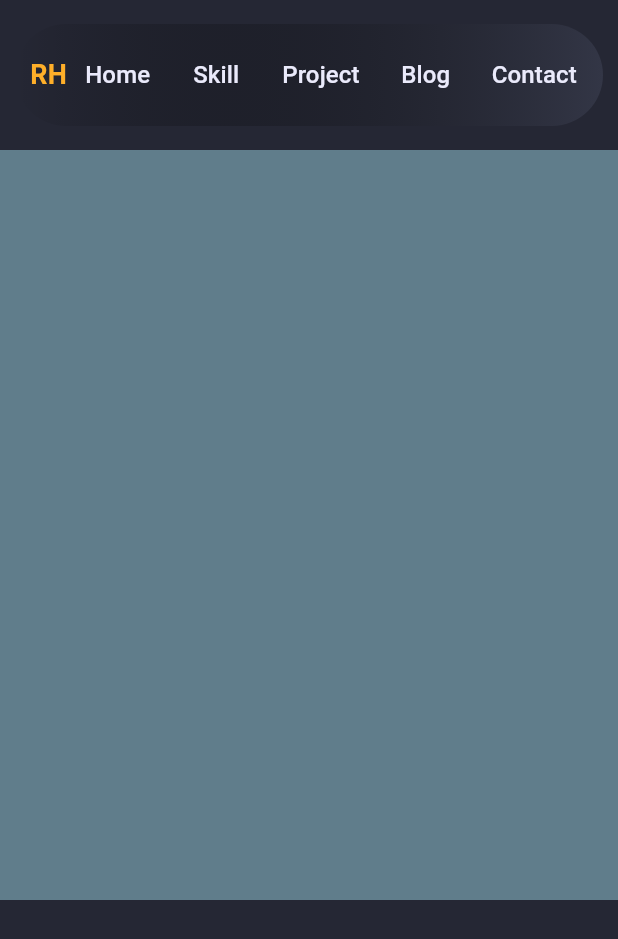
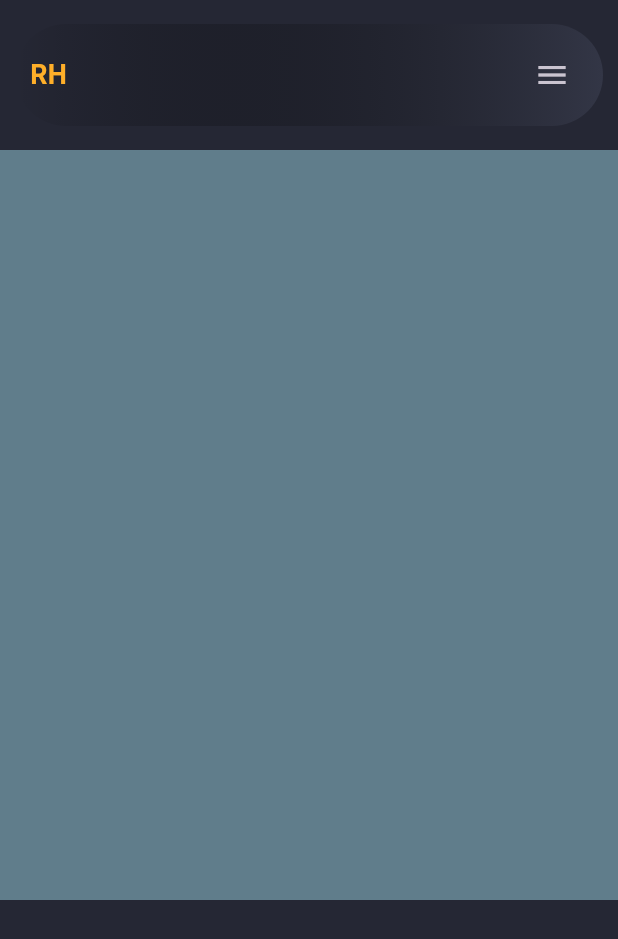
Before and after one commit to rifathasanpriyo/portfolio_website_flutter, a Flutter app: the screen it shows after launch, on a phone screen of 412 x 824 dp. Shown: the top 939 px of the screen. Run offline on Flutter 3.47's test engine with Material 3 defaults, Android fonts, the phone set to English and light mode, and no system bars.

Commit message:
mobile and desktop mode handle

```diff
--- a/lib/core/constants/app_enum.dart
+++ b/lib/core/constants/app_enum.dart
@@ -1,3 +1,5 @@
+import 'package:flutter/material.dart';
+
 List<String> navItemList = [
   "Home",
   "Skill",
@@ -5,3 +7,11 @@ List<String> navItemList = [
   "Blog",
   "Contact"
 ];
+
+List<IconData> navItemIcon = [
+Icons.home,
+Icons.android_outlined,
+Icons.back_hand,
+Icons.web,
+Icons.quick_contacts_mail
+];
--- a/lib/core/constants/app_sizes.dart
+++ b/lib/core/constants/app_sizes.dart
@@ -3,7 +3,7 @@ import 'package:flutter/material.dart';
 class AppSizes {
   static const bodyPadding = 16.0;
   static const insidePadding = 10.0;
-
+  static const desktopSize = 600.0;
 
   static const radiusSmall = 8.0;
   static const radiusMedium = 12.0;
--- /dev/null
+++ b/lib/core/constants/app_style.dart
@@ -0,0 +1,11 @@
+import 'package:flutter/material.dart';
+import 'package:portfolio_website/core/constants/app_colors.dart';
+
+class AppStyle{
+  static  BoxDecoration headerDecoration =  BoxDecoration(
+        gradient: LinearGradient(
+          colors: [Colors.transparent, AppColors.bgLight1],
+        ),
+        borderRadius: BorderRadius.circular(100),
+      );
+}
--- a/lib/features/home_screen/pages/home_screen_page.dart
+++ b/lib/features/home_screen/pages/home_screen_page.dart
@@ -1,8 +1,10 @@
 import 'package:flutter/material.dart';
 import 'package:portfolio_website/core/constants/app_colors.dart';
+import 'package:portfolio_website/core/constants/app_enum.dart';
 import 'package:portfolio_website/core/constants/app_sizes.dart';
 
-import '../../../core/constants/app_enum.dart';
+import '../widgets/desktop_top_nav_bar_widget.dart';
+import '../widgets/mobile_top_nav_bar_widget.dart';
 
 class HomeScreenPage extends StatefulWidget {
   const HomeScreenPage({super.key});
@@ -12,57 +14,65 @@ class HomeScreenPage extends StatefulWidget {
 }
 
 class _HomeScreenPageState extends State<HomeScreenPage> {
+  final scaffoldKey = GlobalKey<ScaffoldState>();
+
   @override
   Widget build(BuildContext context) {
-    return Scaffold(
+    return LayoutBuilder(
+      builder: (context, constraints) => Scaffold(
         backgroundColor: AppColors.scaffoldBg,
+        key: scaffoldKey,
+        endDrawer: constraints.maxWidth >= AppSizes.desktopSize
+            ? null
+            : Drawer(
+                backgroundColor: AppColors.scaffoldBg,
+                child: Padding(
+                  padding: const EdgeInsets.all(8.0),
+                  child: ListView(
+                    children: [
+                      Align(
+                        alignment: AlignmentGeometry.centerLeft,
+                        child: IconButton(
+                          onPressed: () {
+                            Navigator.pop(context);
+                          },
+                          icon: Icon(Icons.close),
+                        ),
+                      ),
+                      for (int i = 0; i < navItemIcon.length; i++)
+                        ListTile(
+                          leading: Icon(navItemIcon[i]),
+                          title: Text(navItemList[i]),
+                        ),
+                    ],
+                  ),
+                ),
+              ),
         body: ListView(
           scrollDirection: Axis.vertical,
           children: [
             //top nav button
-          Container(
-            // height: 500,
-            margin: EdgeInsets.symmetric(vertical: AppSizes.bodyPadding,horizontal: AppSizes.insidePadding),
-            padding: EdgeInsets.symmetric(horizontal: AppSizes.insidePadding,vertical: AppSizes.insidePadding ),
-            width: double.maxFinite,
-            decoration: BoxDecoration(
-              gradient: LinearGradient(colors: [
-                Colors.transparent,
-                AppColors.bgLight1
-              ]),
-              borderRadius: BorderRadius.circular(100),
-            ),
-            child: Row(
-              children: [
-                Text("RH",style: TextStyle(color: AppColors.yellowPrimary,fontSize: AppSizes.fontSizeExtraLarge,fontWeight: FontWeight.bold),),
-                Spacer(),
-                for(int i = 0 ; i<navItemList.length ; i++)
-                TextButton(onPressed: (){
-
-                }, child: Text(navItemList[i],style: TextStyle(
-                   color: AppColors.whitePrimary,
-                   fontSize: AppSizes.fontSizeLarge,
-                   fontWeight: FontWeight.w500
-
-                ),))
-              ],
-            ),
+            if (constraints.maxWidth >= AppSizes.desktopSize)
+              DesktopTopNavBarWidget()
+            else
+              MobileTopNavBarWidget(
+                iconPressed: () {
+                  scaffoldKey.currentState?.openEndDrawer();
+                },
               ),
             Container(
               height: 500,
               width: double.infinity,
               color: Colors.blueGrey,
             ),
-                              Container(
-            height: 500,
-            width: double.infinity,
-          ),
+            Container(height: 500, width: double.infinity),
             Container(
               height: 500,
               width: double.infinity,
               color: Colors.blueGrey,
-          )
+            ),
           ],
+        ),
       ),
     );
   }
--- /dev/null
+++ b/lib/features/home_screen/widgets/mobile_top_nav_bar_widget.dart
@@ -0,0 +1,46 @@
+import 'package:flutter/material.dart';
+
+import '../../../core/constants/app_colors.dart';
+import '../../../core/constants/app_sizes.dart';
+import '../../../core/constants/app_style.dart';
+
+class MobileTopNavBarWidget extends StatefulWidget {
+  const MobileTopNavBarWidget({super.key,this.iconPressed});
+  final VoidCallback ? iconPressed ;
+
+  @override
+  State<MobileTopNavBarWidget> createState() => _MobileTopNavBarWidgetState();
+}
+
+class _MobileTopNavBarWidgetState extends State<MobileTopNavBarWidget> {
+  @override
+  Widget build(BuildContext context) {
+    return Container(
+      // height: 500,
+      margin: EdgeInsets.symmetric(
+        vertical: AppSizes.bodyPadding,
+        horizontal: AppSizes.insidePadding,
+      ),
+      padding: EdgeInsets.symmetric(
+        horizontal: AppSizes.insidePadding,
+        vertical: AppSizes.insidePadding,
+      ),
+      width: double.maxFinite,
+      decoration: AppStyle.headerDecoration,
+      child: Row(
+        children: [
+          Text(
+            "RH",
+            style: TextStyle(
+              color: AppColors.yellowPrimary,
+              fontSize: AppSizes.fontSizeExtraLarge,
+              fontWeight: FontWeight.bold,
+            ),
+          ),
+          Spacer(),
+          IconButton(onPressed:  widget.iconPressed , icon: Icon(Icons.menu_sharp)),
+        ],
+      ),
+    );
+  }
+}
```
Also changed, not shown: lib/features/home_screen/widgets/desktop_top_nav_bar_widget.dart (added, +57 -0 lines). Lines whose indentation alone changed are shown as unchanged.
